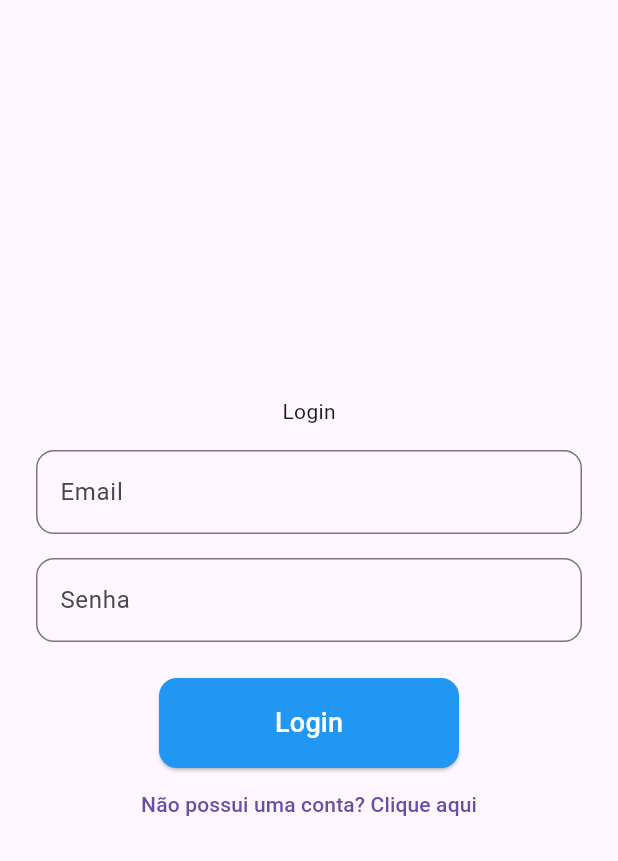
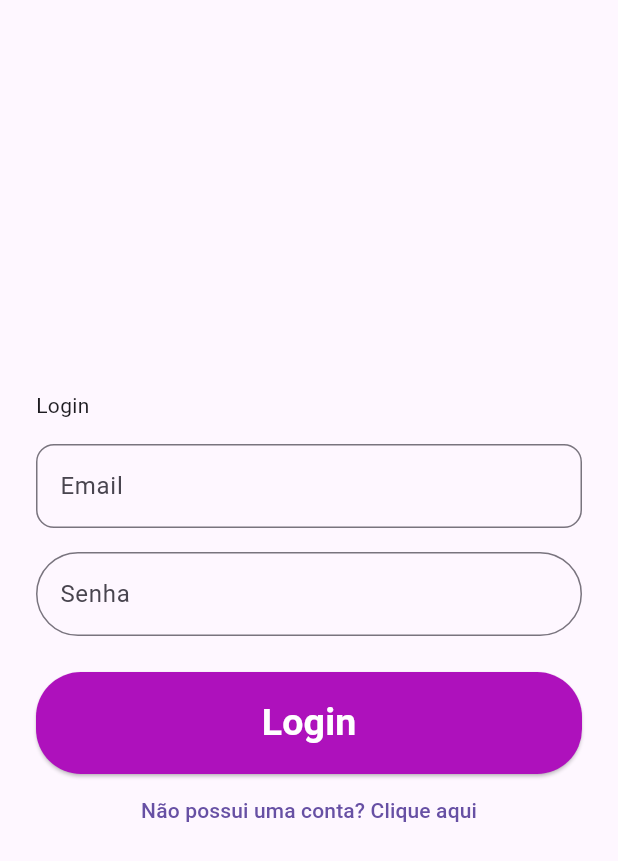
Before and after one commit to josiasgomes/projetofinalflutter, a Flutter app: the screen it shows after launch, on a phone screen of 412 x 824 dp. Shown: the top 861 px of the screen. Run offline on Flutter 3.47's test engine with Material 3 defaults, Android fonts, the phone set to English and light mode, and no system bars; our stand-ins replace firebase_auth, firebase_core; accounts and stored records are empty; Roboto replaces fonts that are missing (Montserrat).

```diff
--- /dev/null
+++ b/lib/src/core/theme/app_buttonStyle.dart
@@ -0,0 +1,31 @@
+import 'package:flutter/material.dart';
+import 'package:myapp/src/core/theme/app_colors.dart';
+
+class AppButtonstyle {
+  //Sizes
+  static final BorderRadius buttonBorderRadiusStandart = BorderRadius.circular(
+    30.0,
+  );
+  static final EdgeInsets buttonPaddingStandart = EdgeInsets.symmetric(
+    vertical: 16.0,
+  );
+
+  //Buttons
+  static InputDecoration passwordTextField = InputDecoration(
+                    hintText: 'Senha',
+                    border: OutlineInputBorder(
+                      borderRadius: buttonBorderRadiusStandart,
+                    ),
+                    focusedBorder: OutlineInputBorder(
+                      borderRadius: buttonBorderRadiusStandart,
+                      borderSide: BorderSide.none,
+                      ),
+                    );
+
+
+  static ButtonStyle elevattedButtonStandart = ElevatedButton.styleFrom(
+    backgroundColor: AppColors.primary,
+    shape: RoundedRectangleBorder(borderRadius: buttonBorderRadiusStandart),
+    padding: buttonPaddingStandart,
+  );
+}
--- a/lib/src/core/theme/app_colors.dart
+++ b/lib/src/core/theme/app_colors.dart
@@ -5,6 +5,7 @@ class AppColors {
   static const Color secundary = Color.fromRGBO(70, 85, 255, 1);
   static const Color tertiary = Color.fromRGBO(6, 64, 175, 1);
   static const Color buttonBg = Color.fromRGBO(196, 196, 196, 1);
+  static const Color white = Colors.white;
   static const Color background = Colors.white;
   static const Color text = Colors.black;
 }
--- a/lib/src/core/theme/app_textStyle.dart
+++ b/lib/src/core/theme/app_textStyle.dart
@@ -46,4 +46,11 @@ class AppTextstyle {
     fontFamily: "Roboto",
     color: AppColors.text,
   );
+
+  static TextStyle clickableButton = TextStyle(
+    fontSize: 25,
+    fontFamily: "Montserrat",
+    fontWeight: FontWeight.bold,
+    color: AppColors.white,
+  );
 }
--- a/lib/src/view/login_screen/login_screen.dart
+++ b/lib/src/view/login_screen/login_screen.dart
@@ -3,6 +3,8 @@
 import 'package:firebase_auth/firebase_auth.dart';
 import 'package:flutter/material.dart';
 import 'package:myapp/src/core/auth_service.dart';
+import 'package:myapp/src/core/theme/app_buttonStyle.dart';
+import 'package:myapp/src/core/theme/app_textStyle.dart';
 
 class LoginScreen extends StatefulWidget {
   final VoidCallback toggleView;
@@ -53,7 +55,7 @@ class _LoginScreenState extends State<LoginScreen> {
             padding: const EdgeInsets.symmetric(horizontal: 24.0),
             child: Column(
               mainAxisAlignment: MainAxisAlignment.center,
-              crossAxisAlignment: CrossAxisAlignment.center,
+              crossAxisAlignment: CrossAxisAlignment.stretch,
               children: <Widget>[
                 Text("Login"),
 
@@ -84,19 +86,7 @@ class _LoginScreenState extends State<LoginScreen> {
                   // 5. Atribui o controlador ao campo de senha
                   controller: _passwordController,
                   obscureText: true,
-                  decoration: InputDecoration(
-                    hintText: 'Senha',
-                    border: OutlineInputBorder(
-                      borderRadius: BorderRadius.circular(12.0),
-                    ),
-                    focusedBorder: OutlineInputBorder(
-                      borderRadius: BorderRadius.circular(12.0),
-                      borderSide: const BorderSide(
-                        color: Colors.blue,
-                        width: 2.0,
-                      ),
-                    ),
-                  ),
+                  decoration: AppButtonstyle.passwordTextField,
                 ),
 
                 const SizedBox(height: 24.0),
@@ -107,18 +97,8 @@ class _LoginScreenState extends State<LoginScreen> {
                 ElevatedButton(
                   onPressed:
                       _login, // 6. Chama a função _login ao pressionar o botão
-                  style: ElevatedButton.styleFrom(
-                    backgroundColor: Colors.blue,
-                    fixedSize: Size(200.0, 60.0),
-                    shape: RoundedRectangleBorder(
-                      borderRadius: BorderRadius.circular(12.0),
-                    ),
-                    padding: const EdgeInsets.symmetric(vertical: 16.0),
-                  ),
-                  child: const Text(
-                    'Login',
-                    style: TextStyle(fontSize: 18.0, color: Colors.white),
-                  ),
+                  style: AppButtonstyle.elevattedButtonStandart,
+                  child: Text('Login', style: AppTextstyle.clickableButton),
                 ),
 
                 TextButton(
--- a/lib/src/view/splash_screen.dart
+++ b/lib/src/view/splash_screen.dart
@@ -14,11 +14,14 @@ class _SplashPageState extends State<SplashPage> {
   void initState() {
     super.initState();
     // Inicia um temporizador de 3 segundos (ou o tempo que desejar)
+    // Em lib/src/view/splash_screen.dart
     Future.delayed(const Duration(seconds: 3), () {
-      // Após o tempo, navega para a tela de login
-      Navigator.of(context).pushReplacement(
-        MaterialPageRoute(builder: (context) => const AuthWrapper()),
-      );
+      // VERIFICA SE O WIDGET AINDA ESTÁ NA TELA ANTES DE NAVEGAR
+      if (mounted) {
+        Navigator.of(context).pushReplacement(
+          MaterialPageRoute(builder: (context) => const AuthWrapper()),
+        );
+      }
     });
   }
 
@@ -38,7 +41,6 @@ class _SplashPageState extends State<SplashPage> {
             const SizedBox(
               height: 10,
             ), // Pequeno espaço entre a imagem e o texto
-
             // Texto "OrçaPro" estilizado
           ],
         ),
--- a/pubspec.yaml
+++ b/pubspec.yaml
@@ -30,6 +30,7 @@ environment:
 dependencies:
   flutter:
     sdk: flutter
+  firebase_core: ^4.1.1
   firebase_auth: ^6.0.1
   firebase_database: ^12.0.0
   cloud_firestore: ^6.0.1
```
Also changed, not shown: pubspec.lock.
